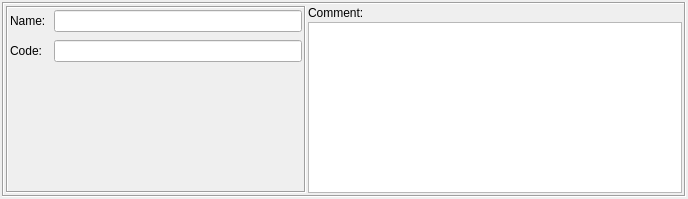
Old version of the form src/gui/tagservicedialog_q.ui in the repository fwbuilder/fwbuilder.
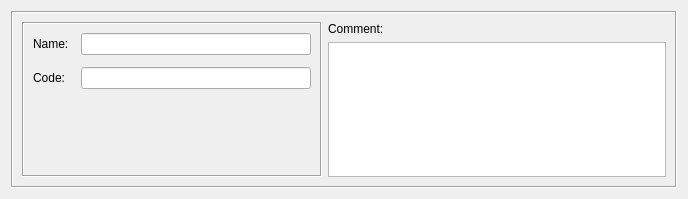
New version of the form.

Commit message: See #501 Finally cleaned up dialog layout for all object dialogs. Had to remove default margin and spacing in the "form setting" for each dialog

Diff of the .ui file:
```diff
--- a/src/gui/tagservicedialog_q.ui
+++ b/src/gui/tagservicedialog_q.ui
@@ -12,19 +12,8 @@
   <property name="windowTitle" >
    <string>Form1</string>
   </property>
-  <layout class="QGridLayout" >
-   <property name="margin" >
-    <number>2</number>
-   </property>
-   <property name="spacing" >
-    <number>-1</number>
-   </property>
+  <layout class="QGridLayout" name="gridLayout" >
    <item row="0" column="0" >
-    <layout class="QVBoxLayout" >
-     <property name="spacing" >
-      <number>-1</number>
-     </property>
-     <item>
       <widget class="QFrame" name="frame7" >
        <property name="frameShape" >
         <enum>QFrame::Box</enum>
@@ -61,7 +50,7 @@
           </property>
           <layout class="QGridLayout" >
            <property name="spacing" >
-            <number>8</number>
+          <number>12</number>
            </property>
            <item row="0" column="0" >
             <widget class="QLabel" name="textLabel1" >
@@ -161,10 +150,7 @@
       </widget>
      </item>
     </layout>
-   </item>
-  </layout>
  </widget>
- <layoutdefault spacing="2" margin="2" />
  <tabstops>
   <tabstop>obj_name</tabstop>
   <tabstop>tagcode</tabstop>
```
Left out of the diff: 1 changed line with no effect on the pictures. Lines whose indentation alone changed are shown as unchanged. The commit also changes 30 other files.
